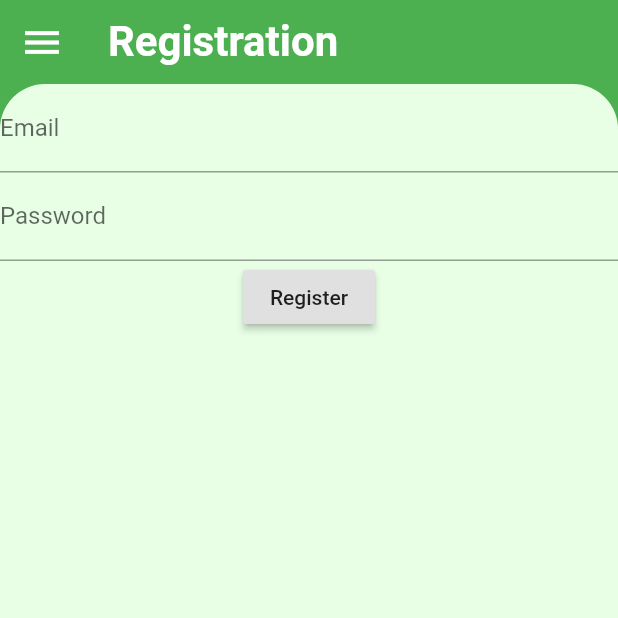
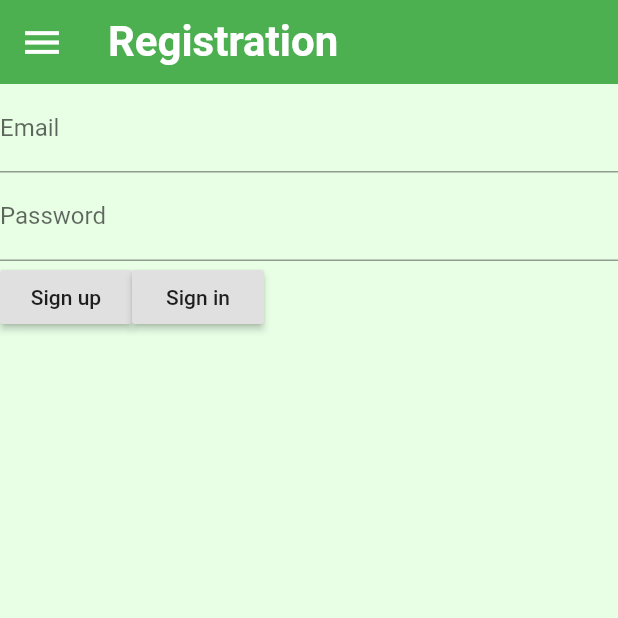
Before and after one commit to arcanebelal/Nodical, a Flutter app: the SignUpScreen screen opened directly, on a phone screen of 412 x 824 dp, the top half of it. Run offline on Flutter 3.47's test engine with Material 2 defaults, Android fonts, the phone set to English and light mode, and no system bars; our stand-ins replace firebase_auth, firebase_core; missing offline and left inert: flutter_rounded_date_picker; accounts and stored records are empty; network calls fail.

```diff
--- /dev/null
+++ b/lib/models/nodical_user.dart
@@ -0,0 +1,13 @@
+/// This will become our User
+
+class NodicalUser {
+  final String uid;
+  final String name;
+  final String imageUrl;
+
+  NodicalUser({
+    this.uid,
+    this.name,
+    this.imageUrl,
+  });
+}
--- a/lib/screens/chat_screen.dart
+++ b/lib/screens/chat_screen.dart
@@ -1,9 +1,9 @@
 import 'package:flutter/material.dart';
 import 'package:nodical/message.dart';
-import 'package:nodical/user.dart';
+import 'package:nodical/models/nodical_user.dart';
 
 class ChatScreen extends StatefulWidget {
-  final User user;
+  final NodicalUser user;
 
   ChatScreen({this.user});
 
@@ -160,7 +160,7 @@ class _ChatScreenState extends State<ChatScreen> {
                     itemCount: messages.length,
                     itemBuilder: (BuildContext context, int index) {
                       final Message message = messages[index];
-                      final bool isMe = message.sender.id == currentUser.id;
+                      final bool isMe = true;
                       return _buildMessage(message, isMe);
                     },
                   ),
--- a/lib/screens/sign_up_screen.dart
+++ b/lib/screens/sign_up_screen.dart
@@ -1,15 +1,25 @@
 import 'package:flutter/material.dart';
-import 'package:provider/provider.dart';
-import 'package:nodical/authentication_service.dart';
+import 'package:firebase_auth/firebase_auth.dart';
+import 'package:nodical/services/authentication_service.dart';
+import '../home.dart';
 
-class SignUpScreen extends StatelessWidget {
-  final TextEditingController emailController = TextEditingController();
-  final TextEditingController passwordController = TextEditingController();
+class SignUpScreen extends StatefulWidget {
+  final Function toggleView;
+  SignUpScreen({this.toggleView});
+
+  @override
+  _SignUpScreenState createState() => _SignUpScreenState();
+}
+
+class _SignUpScreenState extends State<SignUpScreen> {
+  final GlobalKey<FormState> _formKey = GlobalKey<FormState>();
+  final AuthenticationService _firebaseAuth = AuthenticationService();
+  String _email, _password;
 
   @override
   Widget build(BuildContext context) {
     return Scaffold(
-      backgroundColor: Theme.of(context).primaryColor,
+      backgroundColor: Theme.of(context).accentColor,
       appBar: AppBar(
         leading: IconButton(
           icon: Icon(Icons.menu),
@@ -28,45 +38,50 @@ class SignUpScreen extends StatelessWidget {
         ),
         elevation: 0.0,
       ),
-      body: Column(
-        children: <Widget>[
-          Expanded(
-            child: Container(
-              decoration: BoxDecoration(
-                  color: Theme.of(context).accentColor,
-                  borderRadius: BorderRadius.only(
-                    topLeft: Radius.circular(30.0),
-                    topRight: Radius.circular(30.0),
-                  )),
-              child: Column(
-                children: <Widget>[
-                  TextField(
-                    controller: emailController,
-                    decoration: InputDecoration(
-                      labelText: "Email",
-                    ),
-                  ),
-                  TextField(
-                    controller: passwordController,
-                    decoration: InputDecoration(
-                      labelText: "Password",
-                    ),
+      body: Form(
+          key: _formKey,
+          child: Column(
+            crossAxisAlignment: CrossAxisAlignment.center,
+            children: <Widget>[
+              TextFormField(
+                validator: (input) {
+                  if (input.isEmpty) {
+                    return 'Provide an email';
+                  }
+                },
+                decoration: InputDecoration(labelText: 'Email'),
+                onSaved: (input) => _email = input,
+              ),
+              TextFormField(
+                validator: (input) {
+                  if (input.length < 6) {
+                    return 'Longer password please';
+                  }
+                },
+                decoration: InputDecoration(labelText: 'Password'),
+                onSaved: (input) => _password = input,
+                obscureText: true,
+              ),
+              Row(
+                children: [
+                  RaisedButton(
+                    onPressed: () async {
+                      _formKey.currentState.save();
+                      _firebaseAuth.signUpEmail(
+                          email: _email.trim(), password: _password.trim());
+                    },
+                    child: Text('Sign up'),
                   ),
                   RaisedButton(
                     onPressed: () {
-                      context.read<AuthenticationService>().signUp(
-                            email: emailController.text.trim(),
-                            password: passwordController.text.trim(),
-                          );
+                      widget.toggleView();
                     },
-                    child: Text('Register'),
+                    child: Text('Sign in'),
                   ),
                 ],
               ),
-            ),
-          ),
-        ],
-      ),
+            ],
+          )),
     );
   }
 }
--- a/lib/user.dart
+++ /dev/null
@@ -1,11 +0,0 @@
-class User {
-  final int id;
-  final String name;
-  final String imageUrl;
-
-  User({
-    this.id,
-    this.name,
-    this.imageUrl,
-  });
-}
--- a/pubspec.yaml
+++ b/pubspec.yaml
@@ -28,6 +28,7 @@ dependencies:
   flutter_rounded_date_picker: 1.0.0
   firebase_core: "0.5.0+1"
   firebase_auth: "^0.18.1+2"
+  cloud_firestore: ^0.14.1+3
   provider: "^4.3.2+1"
 
 
```
Also changed, not shown: lib/authentication_service.dart (deleted, +0 -31 lines), lib/home.dart (+17 -5 lines), lib/main.dart (+6 -22 lines), lib/message.dart (+21 -21 lines), lib/screens/login_screen.dart (+60 -40 lines), lib/screens/wrapper.dart (added, +17 -0 lines), lib/services/authenticate.dart (added, +24 -0 lines), lib/services/authentication_service.dart (added, +43 -0 lines), pubspec.lock.
